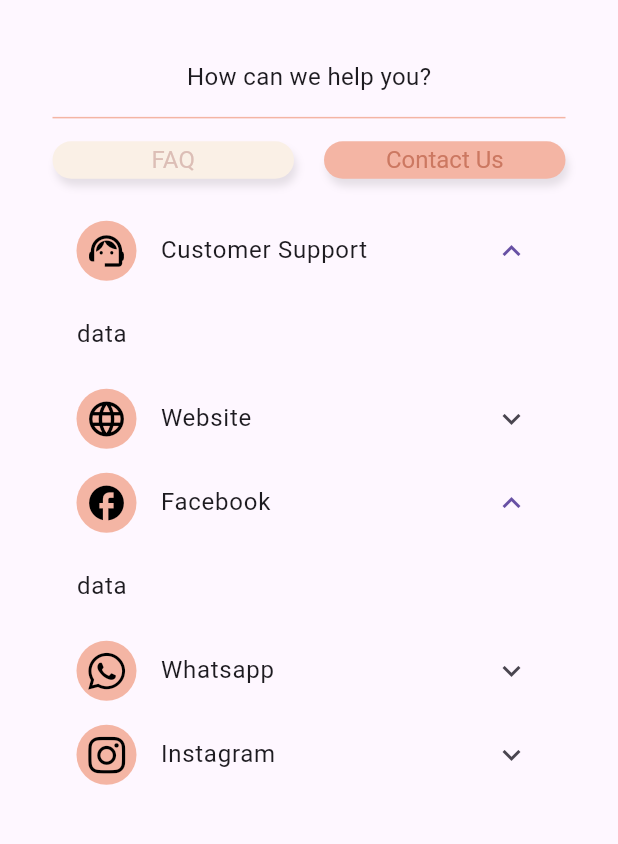
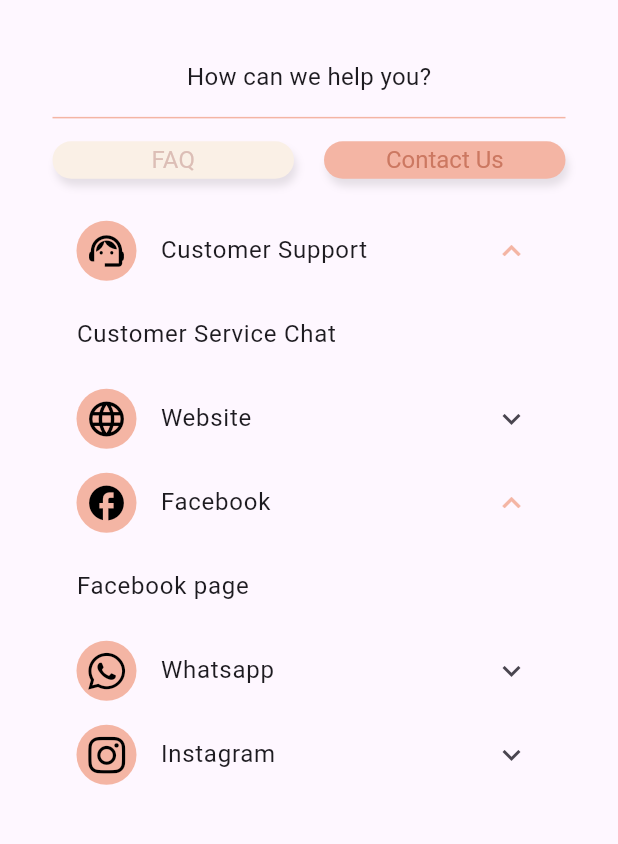
Before and after one commit to Mostafa-Elzohirey/flutter_task, a Flutter app: the HelpView screen opened by its route, after a tap on "Contact Us", after a tap on "Customer Support", after a tap on "Facebook", on a phone screen of 412 x 824 dp, the part 80-924 px from its top. Run offline on Flutter 3.47's test engine with Material 3 defaults, Android fonts, the phone set to English and light mode, and no system bars; our stand-ins replace cloud_firestore, firebase_core, font_awesome_flutter, get; accounts and stored records are empty.

Commit message:
code adjustments

```diff
--- a/lib/core/widgets/contact_us_body.dart
+++ b/lib/core/widgets/contact_us_body.dart
@@ -25,7 +25,7 @@ class ContactUsBody extends StatelessWidget {
                     size: 28,
                     color: Colors.black,
                   ),
-                  contactOption: Text("data"),
+                  contactOption: Text("Customer Service Chat"),
                   onTap: () {
                     Get.toNamed(Routes.chatView);
                   },
@@ -49,7 +49,7 @@ class ContactUsBody extends StatelessWidget {
                     size: 28,
                     color: Colors.black,
                   ),
-                  contactOption: Text("data"),
+                  contactOption: Text("Facebook page"),
                   onTap: () {
                     _launchURL('https://www.facebook.com');
                   },
--- a/lib/core/widgets/custom_contact_item.dart
+++ b/lib/core/widgets/custom_contact_item.dart
@@ -16,6 +16,7 @@ class CustomContactItem extends StatelessWidget {
   @override
   Widget build(BuildContext context) {
     return ExpansionTile(
+      iconColor: salmon,
       collapsedShape: LinearBorder.none,
       shape: LinearBorder.none,
       title: Text(label),
```
